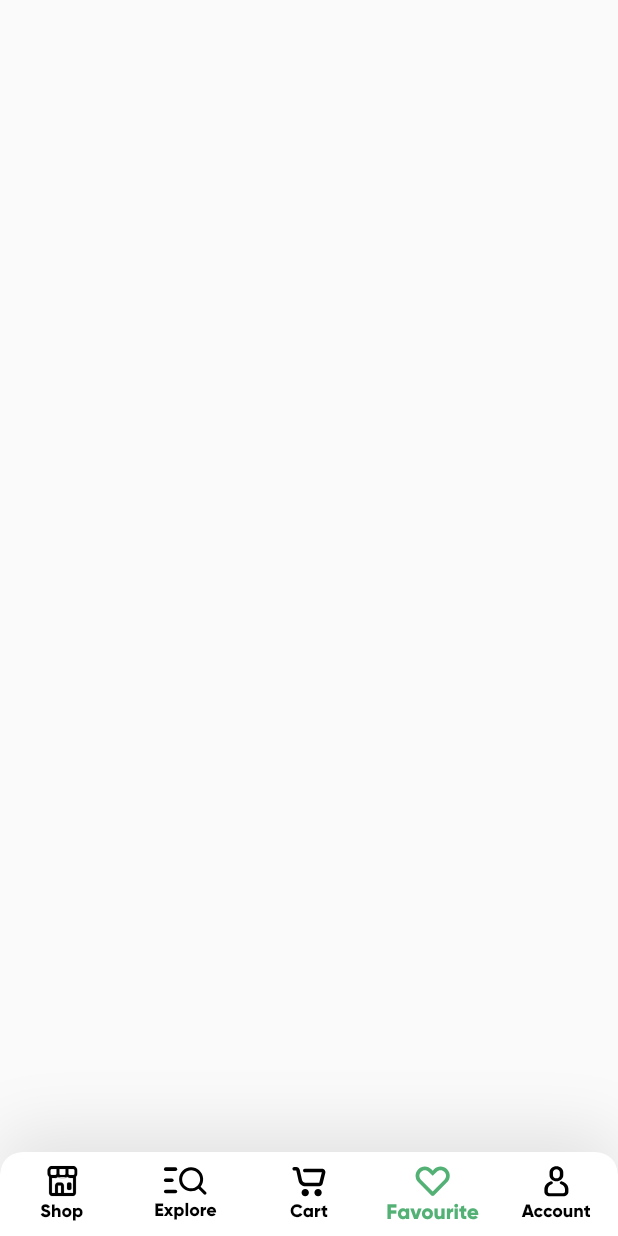
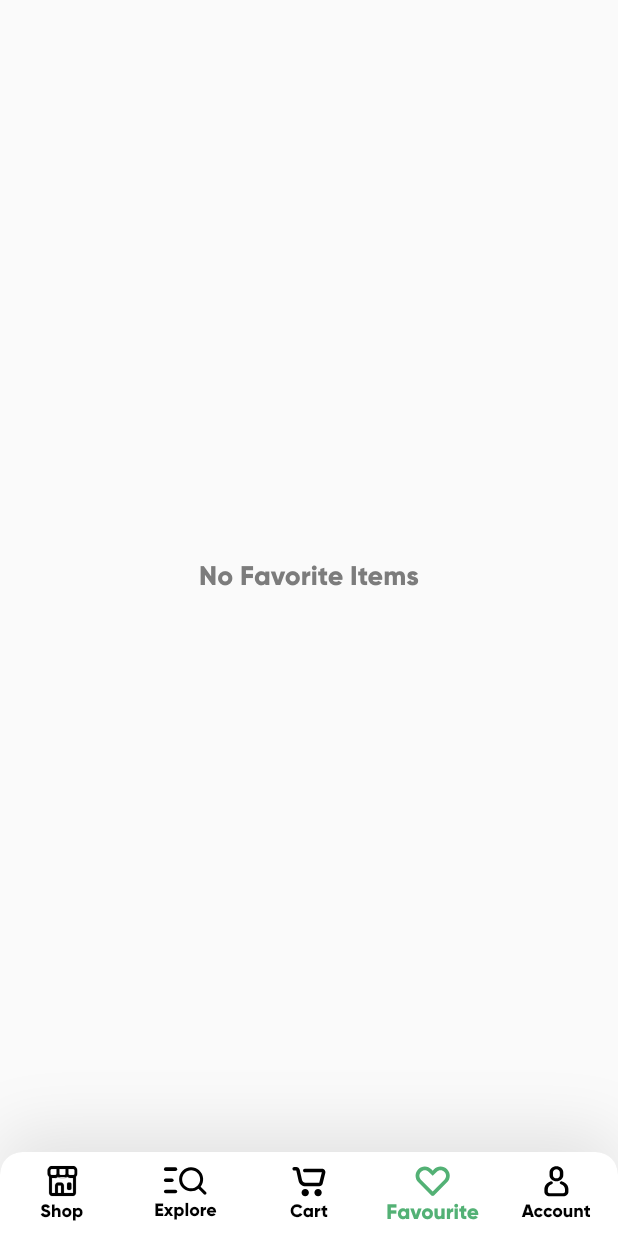
Before and after one commit to SyifaAinnur/Grocery-App, a Flutter app: the DashboardScreen screen opened directly, item 4 of the bottom bar chosen, on a phone screen of 412 x 824 dp. Run offline on Flutter 3.47's test engine with Material 2 defaults, Android fonts, the phone set to English and light mode, and no system bars; our stand-ins replace flutter_svg.

Commit message:
Update favourite_screen.dart

```diff
--- a/lib/screens/favourite_screen.dart
+++ b/lib/screens/favourite_screen.dart
@@ -1,4 +1,5 @@
 import 'package:flutter/material.dart';
+import 'package:grocery_app/common_widgets/app_text.dart';
 
 class FavouriteScreen extends StatelessWidget {
   const FavouriteScreen({ Key? key }) : super(key: key);
@@ -6,7 +7,14 @@ class FavouriteScreen extends StatelessWidget {
   @override
   Widget build(BuildContext context) {
     return Container(
-
+      child: Center(
+        child: AppText(
+          text: "No Favorite Items",
+          fontWeight: FontWeight.w600,
+          color: Color(0xFF7C7C7C),
+          textAlign: TextAlign.start,
+        ),
+      ),
     );
   }
 }
```
